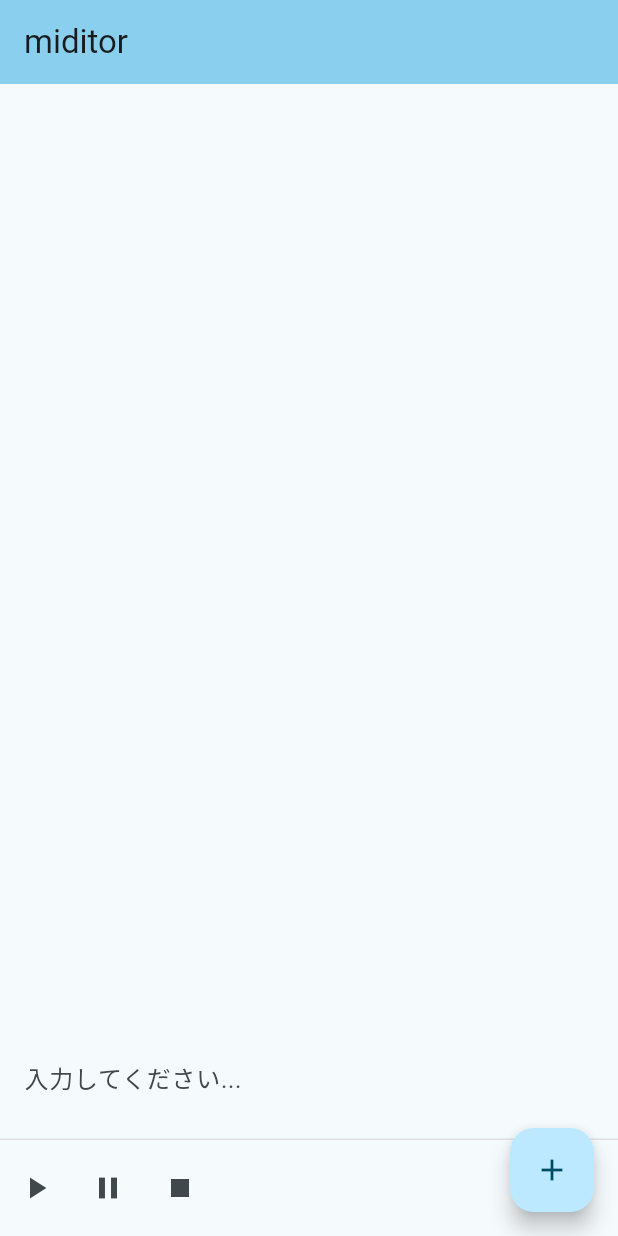
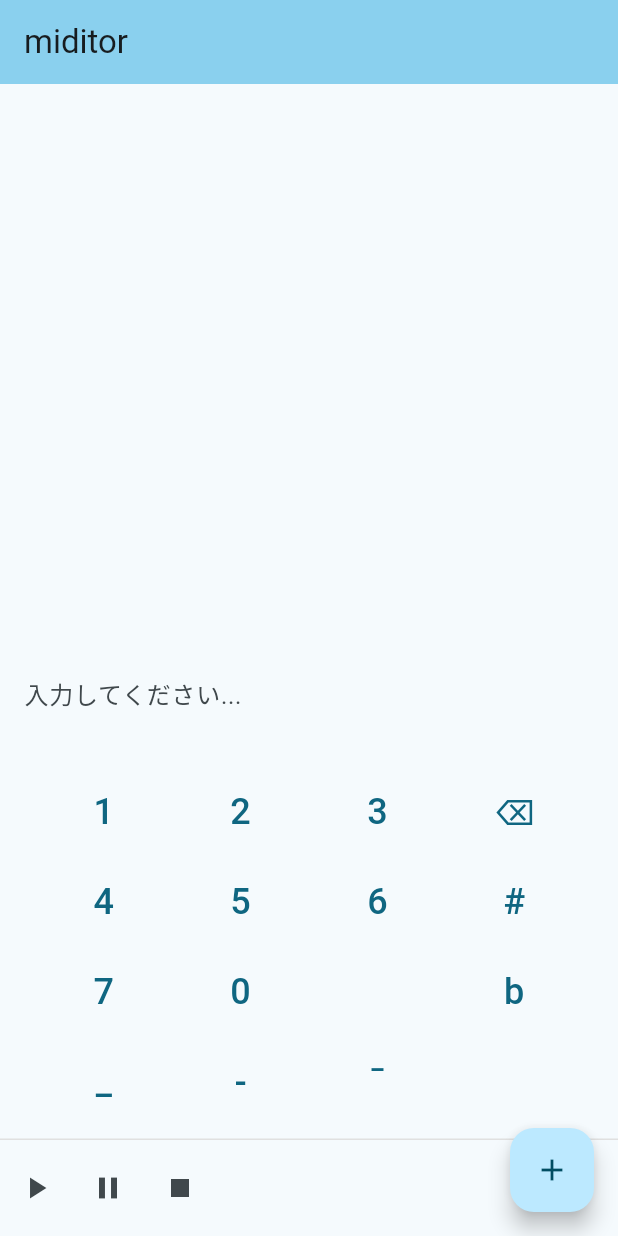
Before and after one commit to CircleTenThanks/miditor, a Flutter app: the screen it shows after launch, on a phone screen of 412 x 824 dp. Run offline on Flutter 3.47's test engine with Material 3 defaults, Android fonts, the light colour scheme and no system bars.

Commit message:
Update: TextInputType.number にすると、iPhoneでは記号等の入力ができなくなるため

```diff
--- a/lib/main.dart
+++ b/lib/main.dart
@@ -144,13 +144,12 @@ class _MyHomePageState extends State<MyHomePage> {
                       hintText: '入力してください...',
                     ),
                     style: const TextStyle(fontSize: 16),
-                    keyboardType: TextInputType.number,
-                    onSubmitted: _addOrUpdateItem,
                   ),
                 ],
               ),
             ),
           ),
+          _buildCustomKeypad(), // カスタムキーパッドを追加
           _buildControlBar(),
         ],
       ),
@@ -191,6 +190,65 @@ class _MyHomePageState extends State<MyHomePage> {
     );
   }
 
+  // カスタムキーパッドを生成するメソッド
+  Widget _buildCustomKeypad() {
+    return Container(
+      padding: const EdgeInsets.all(8.0),
+      child: Column(
+        children: [
+          Row(
+            mainAxisAlignment: MainAxisAlignment.spaceEvenly,
+            children: ['1', '2', '3', '⌫'].map((key) => _buildKeypadButton(key)).toList(),
+          ),
+          Row(
+            mainAxisAlignment: MainAxisAlignment.spaceEvenly,
+            children: ['4', '5', '6', '#'].map((key) => _buildKeypadButton(key)).toList(),
+          ),
+          Row(
+            mainAxisAlignment: MainAxisAlignment.spaceEvenly,
+            children: <Widget>[
+              _buildKeypadButton('7'),
+              _buildKeypadButton('0'),
+              const SizedBox(width: 60),
+              _buildKeypadButton('b'),
+            ],
+          ),
+          Row(
+            mainAxisAlignment: MainAxisAlignment.spaceEvenly,
+            children: [
+              _buildKeypadButton('_'),
+              _buildKeypadButton('-'),
+              _buildKeypadButton('¯'),
+              const SizedBox(width: 60),
+            ],
+          ),
+        ],
+      ),
+    );
+  }
+
+  Widget _buildKeypadButton(String key) {
+    return SizedBox(
+      width: 60,
+      height: 60,
+      child: TextButton(
+        onPressed: () {
+          if (key == '⌫') {
+            if (_textController.text.isNotEmpty) {
+              _textController.text = _textController.text.substring(0, _textController.text.length - 1);
+            }
+          } else {
+            _textController.text = _textController.text + key;
+          }
+        },
+        child: Text(
+          key,
+          style: const TextStyle(fontSize: 24),
+        ),
+      ),
+    );
+  }
+
   @override
   void dispose() {
     _textController.dispose();
```
